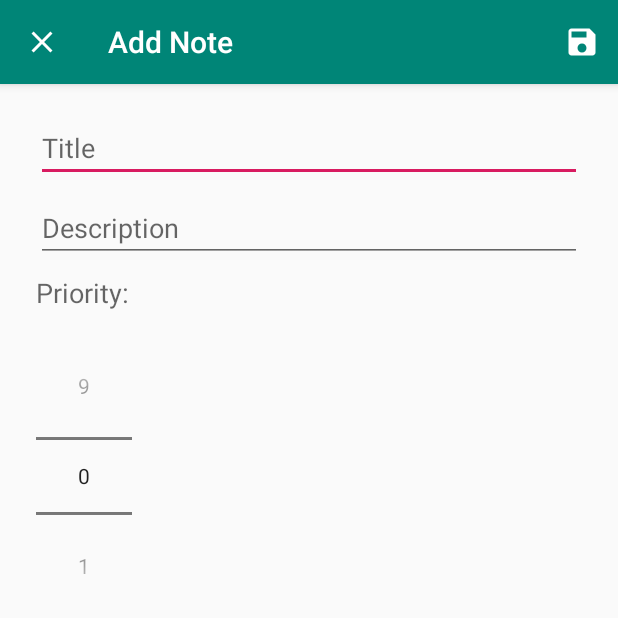
After one commit to pkeshu/Architecture_Example_MVVM, an Android app: the AddNoteActivity screen opened directly, with no data from a screen before it, on a phone screen of 412 x 824 dp, the top half of it. The commit adds this screen. Run offline under Robolectric (Android 15) with nearby library versions, the phone set to English and light mode, and no system bars.

Commit message:
insert data in database is implemented and add note feature is implemented.

```diff
--- a/app/src/main/AndroidManifest.xml
+++ b/app/src/main/AndroidManifest.xml
@@ -9,13 +9,16 @@
         android:roundIcon="@mipmap/ic_launcher_round"
         android:supportsRtl="true"
         android:theme="@style/AppTheme">
-        <activity android:name=".MainActivity">
+        <activity android:name=".MainActivity"
+            android:launchMode="singleTop">
             <intent-filter>
                 <action android:name="android.intent.action.MAIN" />
 
                 <category android:name="android.intent.category.LAUNCHER" />
             </intent-filter>
         </activity>
+        <activity android:name=".Activities.AddNoteActivity"
+            android:parentActivityName=".MainActivity"/>
     </application>
 
 </manifest>
--- /dev/null
+++ b/app/src/main/java/com/example/keshar/architecture_example_mvvm/Activities/AddNoteActivity.java
@@ -0,0 +1,76 @@
+package com.example.keshar.architecture_example_mvvm.Activities;
+
+import android.content.Intent;
+import android.support.v7.app.AppCompatActivity;
+import android.os.Bundle;
+import android.view.Menu;
+import android.view.MenuInflater;
+import android.view.MenuItem;
+import android.widget.EditText;
+import android.widget.NumberPicker;
+import android.widget.Toast;
+
+import com.example.keshar.architecture_example_mvvm.R;
+
+public class AddNoteActivity extends AppCompatActivity {
+    public static final String EXTRA_TITLE=
+            "com.example.keshar.architecture_example_mvvm.Activities.EXTRA_TITLE";
+    public static final String EXTRA_DESCRIPTION=
+            "com.example.keshar.architecture_example_mvvm.Activities.EXTRA_DESCRIPTION";
+    public static final String EXTRA_PRIORITY=
+            "com.example.keshar.architecture_example_mvvm.Activities.EXTRA_PRIORITY";
+    private EditText edtTextTitle;
+    private EditText edtTexrDescription;
+    private NumberPicker numberPickerPriority;
+
+    @Override
+    protected void onCreate(Bundle savedInstanceState) {
+        super.onCreate(savedInstanceState);
+        setContentView(R.layout.activity_add_note);
+        edtTextTitle = findViewById(R.id.edt_txt_title);
+        edtTexrDescription = findViewById(R.id.edt_txt_description);
+        numberPickerPriority = findViewById(R.id.number_picker_priority);
+        numberPickerPriority.setMaxValue(1);
+        numberPickerPriority.setMaxValue(9);
+        getSupportActionBar().setHomeAsUpIndicator(R.drawable.ic_close);
+        setTitle("Add Note");
+
+
+    }
+    private void saveNote(){
+        String title=edtTextTitle.getText().toString();
+        String description=edtTexrDescription.getText().toString();
+        int priority=numberPickerPriority.getValue();
+
+        if(title.trim().isEmpty() || description.trim().isEmpty()){
+            Toast.makeText(this, "Please insert Title and Description", Toast.LENGTH_SHORT).show();
+            return;
+        }
+
+        Intent data=new Intent();
+        data.putExtra(EXTRA_TITLE,title);
+        data.putExtra(EXTRA_DESCRIPTION,description);
+        data.putExtra(EXTRA_PRIORITY,priority);
+        setResult(RESULT_OK,data);
+        finish();
+    }
+
+    @Override
+    public boolean onCreateOptionsMenu(Menu menu) {
+        MenuInflater menuInflater = getMenuInflater();
+        menuInflater.inflate(R.menu.add_note_menu, menu);
+        return true;
+    }
+
+    @Override
+    public boolean onOptionsItemSelected(MenuItem item) {
+        switch (item.getItemId()) {
+            case R.id.save_note:
+                saveNote();
+                return true;
+            default:
+                return super.onOptionsItemSelected(item);
+
+        }
+    }
+}
--- /dev/null
+++ b/app/src/main/res/drawable/ic_add.xml
@@ -0,0 +1,5 @@
+<vector android:height="24dp" android:tint="#FFFFFF"
+    android:viewportHeight="24.0" android:viewportWidth="24.0"
+    android:width="24dp" xmlns:android="http://schemas.android.com/apk/res/android">
+    <path android:fillColor="#FF000000" android:pathData="M19,13h-6v6h-2v-6H5v-2h6V5h2v6h6v2z"/>
+</vector>
--- /dev/null
+++ b/app/src/main/res/drawable/ic_close.xml
@@ -0,0 +1,5 @@
+<vector android:height="24dp" android:tint="#FFFFFF"
+    android:viewportHeight="24.0" android:viewportWidth="24.0"
+    android:width="24dp" xmlns:android="http://schemas.android.com/apk/res/android">
+    <path android:fillColor="#FF000000" android:pathData="M19,6.41L17.59,5 12,10.59 6.41,5 5,6.41 10.59,12 5,17.59 6.41,19 12,13.41 17.59,19 19,17.59 13.41,12z"/>
+</vector>
--- /dev/null
+++ b/app/src/main/res/drawable/ic_save.xml
@@ -0,0 +1,5 @@
+<vector android:height="24dp" android:tint="#FFFFFF"
+    android:viewportHeight="24.0" android:viewportWidth="24.0"
+    android:width="24dp" xmlns:android="http://schemas.android.com/apk/res/android">
+    <path android:fillColor="#FF000000" android:pathData="M17,3L5,3c-1.11,0 -2,0.9 -2,2v14c0,1.1 0.89,2 2,2h14c1.1,0 2,-0.9 2,-2L21,7l-4,-4zM12,19c-1.66,0 -3,-1.34 -3,-3s1.34,-3 3,-3 3,1.34 3,3 -1.34,3 -3,3zM15,9L5,9L5,5h10v4z"/>
+</vector>
--- /dev/null
+++ b/app/src/main/res/layout/activity_add_note.xml
@@ -0,0 +1,72 @@
+<?xml version="1.0" encoding="utf-8"?>
+<android.support.constraint.ConstraintLayout xmlns:android="http://schemas.android.com/apk/res/android"
+    xmlns:app="http://schemas.android.com/apk/res-auto"
+    xmlns:tools="http://schemas.android.com/tools"
+    android:layout_width="match_parent"
+    android:layout_height="match_parent"
+    tools:context=".Activities.AddNoteActivity"
+    android:orientation="vertical"
+    android:padding="16dp">
+
+    <EditText
+        android:id="@+id/edt_txt_title"
+        android:layout_width="match_parent"
+        android:layout_height="wrap_content"
+        android:layout_marginStart="8dp"
+        android:layout_marginLeft="8dp"
+        android:layout_marginTop="4dp"
+        android:layout_marginEnd="8dp"
+        android:layout_marginRight="8dp"
+        android:hint="Title"
+        android:inputType="text"
+        app:layout_constraintEnd_toEndOf="parent"
+        app:layout_constraintStart_toStartOf="parent"
+        app:layout_constraintTop_toTopOf="parent" />
+
+    <EditText
+        android:id="@+id/edt_txt_description"
+        android:layout_width="match_parent"
+        android:layout_height="wrap_content"
+        android:layout_marginStart="8dp"
+        android:layout_marginLeft="8dp"
+        android:layout_marginTop="8dp"
+        android:layout_marginEnd="8dp"
+        android:layout_marginRight="8dp"
+        android:hint="Description"
+        android:inputType="textMultiLine"
+        app:layout_constraintEnd_toEndOf="parent"
+        app:layout_constraintStart_toStartOf="parent"
+        app:layout_constraintTop_toBottomOf="@+id/edt_txt_title" />
+
+    <TextView
+        android:id="@+id/textView"
+        android:layout_width="match_parent"
+        android:layout_height="wrap_content"
+        android:layout_marginStart="8dp"
+        android:layout_marginLeft="8dp"
+        android:layout_marginTop="8dp"
+        android:layout_marginEnd="8dp"
+        android:layout_marginRight="8dp"
+        android:text="Priority:"
+        android:textAppearance="@style/TextAppearance.AppCompat.Medium"
+        app:layout_constraintEnd_toEndOf="parent"
+        app:layout_constraintStart_toStartOf="parent"
+        app:layout_constraintTop_toBottomOf="@+id/edt_txt_description" />
+
+    <NumberPicker
+        android:id="@+id/number_picker_priority"
+        android:layout_width="wrap_content"
+        android:layout_height="wrap_content"
+        android:layout_marginTop="8dp"
+        android:layout_marginBottom="8dp"
+        app:layout_constraintBottom_toBottomOf="parent"
+        app:layout_constraintEnd_toEndOf="@+id/textView"
+        app:layout_constraintHorizontal_bias="0.0"
+        app:layout_constraintStart_toStartOf="@+id/textView"
+        app:layout_constraintTop_toBottomOf="@+id/textView"
+        app:layout_constraintVertical_bias="0.03">
+
+    </NumberPicker>
+
+
+</android.support.constraint.ConstraintLayout>
--- /dev/null
+++ b/app/src/main/res/menu/add_note_menu.xml
@@ -0,0 +1,11 @@
+<?xml version="1.0" encoding="utf-8"?>
+<menu xmlns:android="http://schemas.android.com/apk/res/android"
+    xmlns:app="http://schemas.android.com/apk/res-auto">
+
+    <item
+        android:id="@+id/save_note"
+        android:icon="@drawable/ic_save"
+        android:title="Save"
+        app:showAsAction="ifRoom"/>
+
+</menu>
```
Also changed, not shown: app/src/main/java/com/example/keshar/architecture_example_mvvm/MainActivity.java (+35 -1 lines), app/src/main/res/layout/activity_main.xml (+7 -0 lines).
